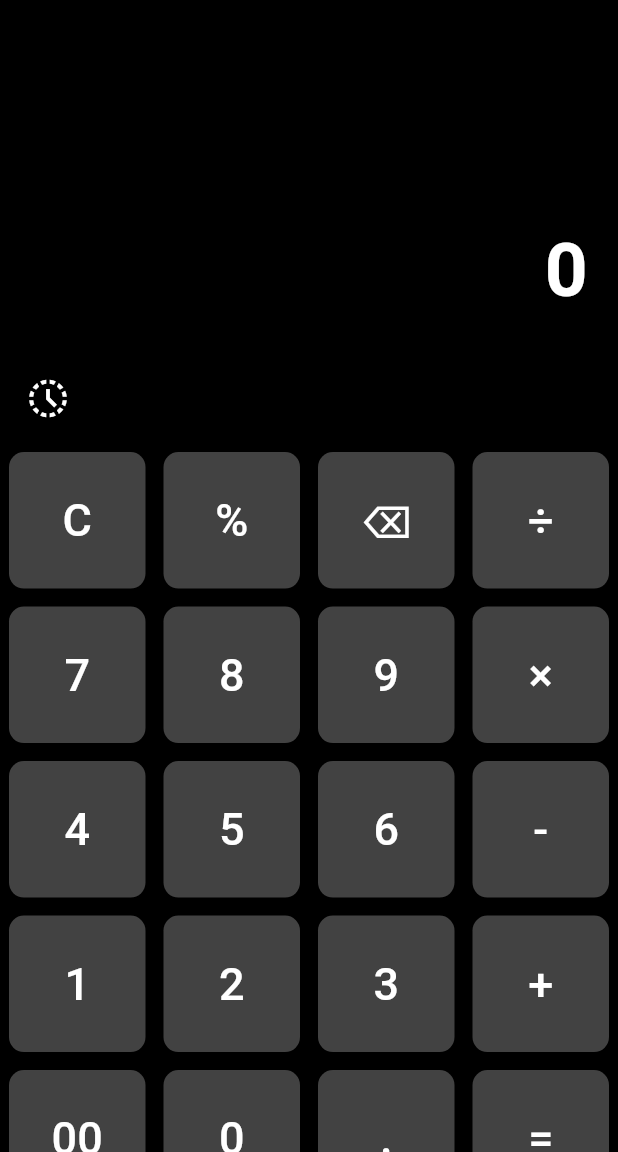
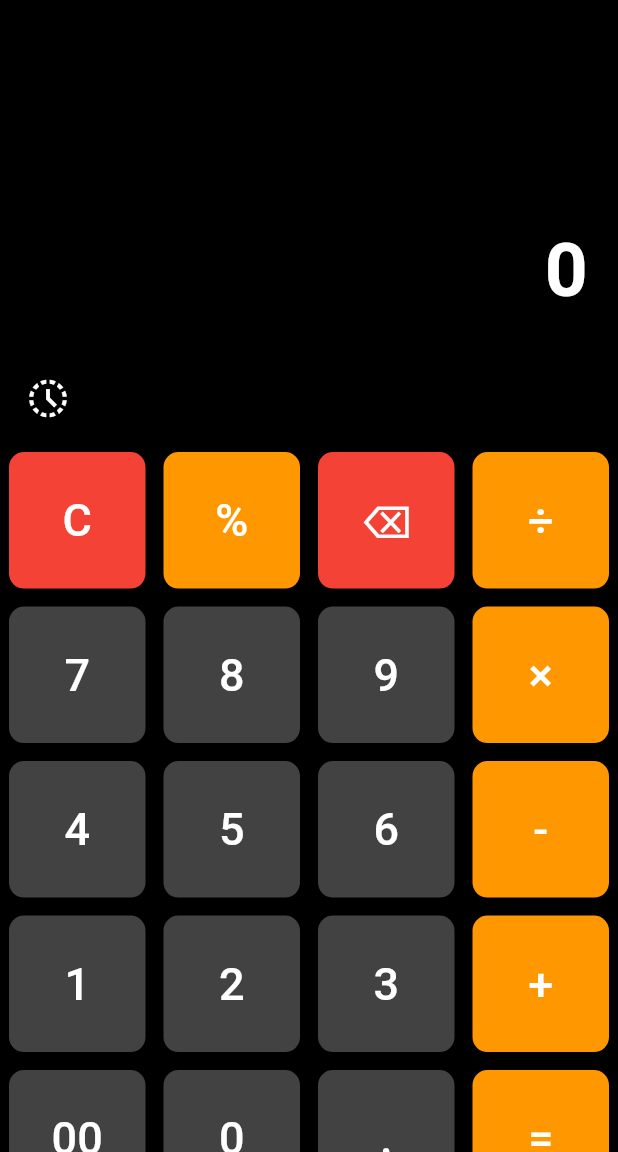
Before and after one commit to mr-riad/Calculator-Ui, a Flutter app: the screen it shows after launch, on a phone screen of 412 x 824 dp, the part 84-1236 px from its top. Run offline on Flutter 3.47's test engine with Material 3 defaults, Android fonts, the phone set to English and light mode, and no system bars.

Commit message:
implement logic

```diff
--- a/lib/screens/home_screen.dart
+++ b/lib/screens/home_screen.dart
@@ -165,6 +165,7 @@ class _HomeScreenState extends State<HomeScreen> {
                   child: CustomButton(
                     onClick: () => _handleButtonClick(calculatorButtons[index]),
                     text: calculatorButtons[index],
+                color: _getButtonColor(calculatorButtons[index])
                   ),
                 );
               },
```
